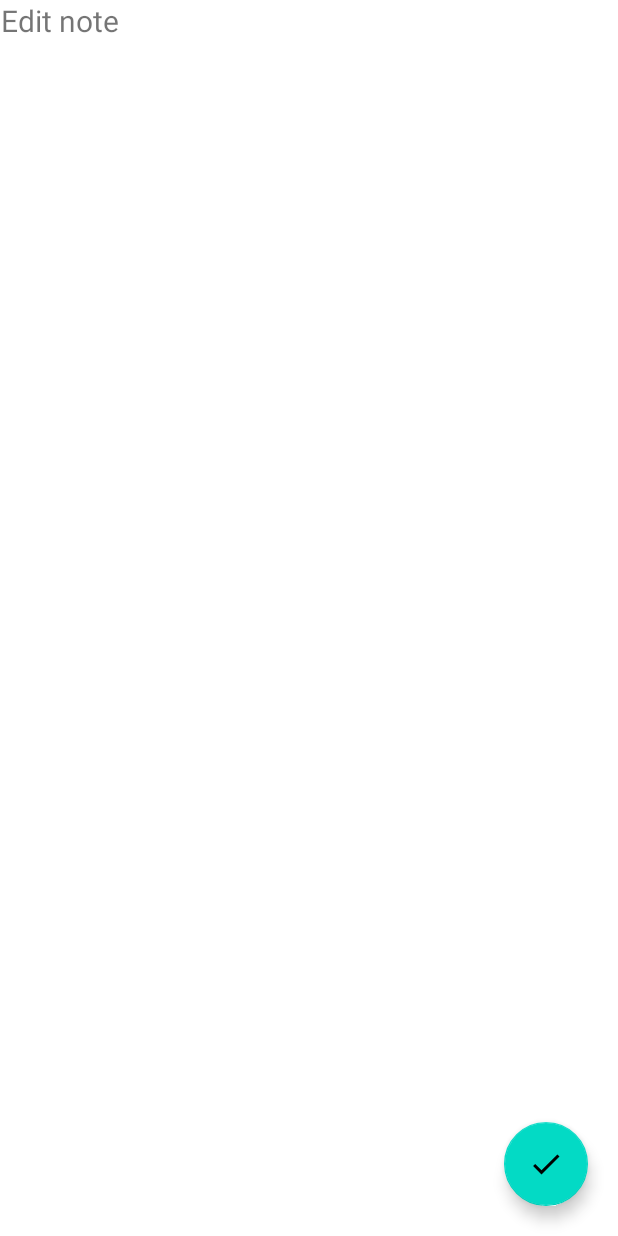
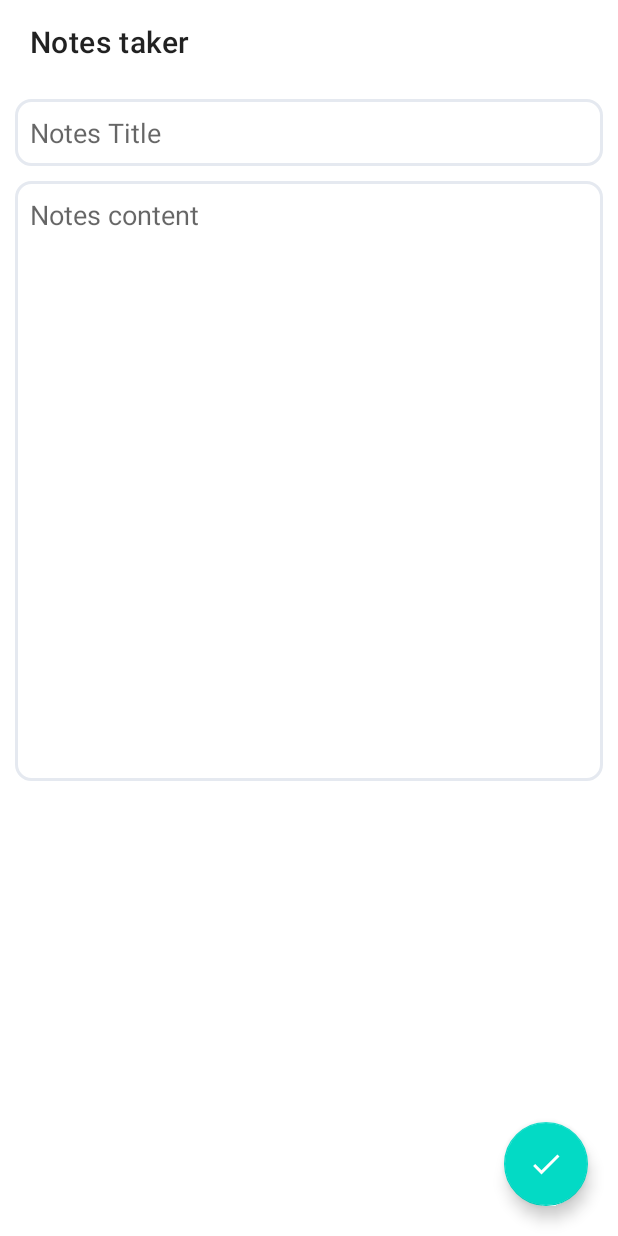
Before and after one commit to Dalakoti07/Noeto, an Android app: the HomeFragment screen opened through its navigation route, after a tap on an icon or button, on a phone screen of 412 x 824 dp. Run offline under Robolectric (Android 15) with nearby library versions, the light colour scheme and no system bars.

Commit message:
added room database with create and fetch notes

```diff
--- a/app/build.gradle
+++ b/app/build.gradle
@@ -45,4 +45,10 @@ dependencies {
     // Java language implementation
     implementation "androidx.navigation:navigation-fragment:$nav_version"
     implementation "androidx.navigation:navigation-ui:$nav_version"
+
+    def room_version = "2.2.6"
+    // room database
+    implementation "androidx.room:room-runtime:$room_version"
+    annotationProcessor "androidx.room:room-compiler:$room_version"
+
 }
--- a/app/src/main/AndroidManifest.xml
+++ b/app/src/main/AndroidManifest.xml
@@ -3,6 +3,7 @@
     package="com.dalakoti07.android.notestaking">
 
     <application
+        android:name=".NotesApp"
         android:allowBackup="true"
         android:icon="@mipmap/ic_launcher"
         android:label="@string/app_name"
--- a/app/src/main/java/com/dalakoti07/android/notestaking/room/NotesDao.java
+++ b/app/src/main/java/com/dalakoti07/android/notestaking/room/NotesDao.java
@@ -1,4 +1,33 @@
 package com.dalakoti07.android.notestaking.room;
 
-public class NotesDao {
+import android.provider.ContactsContract;
+
+import androidx.lifecycle.LiveData;
+import androidx.room.Dao;
+import androidx.room.Delete;
+import androidx.room.Insert;
+import androidx.room.Query;
+import androidx.room.Update;
+
+import com.dalakoti07.android.notestaking.room.models.NoteModel;
+
+import java.util.List;
+
+@Dao
+public interface NotesDao {
+
+    @Insert
+    void insertNote(NoteModel note);
+
+    @Update
+    void updateNote(NoteModel note);
+
+    @Delete
+    void deleteNote(NoteModel note);
+
+    @Query("SELECT * from notes")
+    LiveData<List<NoteModel>> fetchAllNotes();
+
+    @Query("SELECT * from notes where archived")
+    LiveData<List<NoteModel>> fetchArchivedNotes();
 }
--- /dev/null
+++ b/app/src/main/java/com/dalakoti07/android/notestaking/ui/adapters/NoteAdapter.java
@@ -0,0 +1,60 @@
+package com.dalakoti07.android.notestaking.ui.adapters;
+
+import android.content.Context;
+import android.view.LayoutInflater;
+import android.view.View;
+import android.view.ViewGroup;
+
+import androidx.annotation.NonNull;
+import androidx.recyclerview.widget.RecyclerView;
+
+import com.dalakoti07.android.notestaking.R;
+import com.dalakoti07.android.notestaking.databinding.RvItemNoteBinding;
+import com.dalakoti07.android.notestaking.room.models.NoteModel;
+
+import java.util.ArrayList;
+
+public class NoteAdapter extends RecyclerView.Adapter<NoteAdapter.NotesHolder> {
+    private ArrayList<NoteModel> allNotes= new ArrayList<>();
+    private Context context;
+
+    public NoteAdapter(Context context){
+        this.context=context;
+    }
+
+    public void addData(ArrayList<NoteModel> arrayList){
+        this.allNotes.addAll(arrayList);
+        notifyDataSetChanged();
+    }
+
+    @NonNull
+    @Override
+    public NotesHolder onCreateViewHolder(@NonNull ViewGroup parent, int viewType) {
+        return new NotesHolder(LayoutInflater.from(context).inflate(R.layout.rv_item_note,parent,false));
+    }
+
+    @Override
+    public void onBindViewHolder(@NonNull NotesHolder holder, int position) {
+        holder.binData(allNotes.get(position));
+    }
+
+    @Override
+    public int getItemCount() {
+        return allNotes.size();
+    }
+
+    public class NotesHolder extends RecyclerView.ViewHolder {
+        RvItemNoteBinding binding;
+
+        public NotesHolder(@NonNull View itemView) {
+            super(itemView);
+            binding=RvItemNoteBinding.bind(itemView);
+        }
+
+        public void binData(NoteModel note){
+            binding.tvTitle.setText(note.noteTitle);
+            binding.tvNote.setText(note.notesDescription);
+            binding.tvModified.setText(note.updatedOn);
+        }
+    }
+}
--- a/app/src/main/java/com/dalakoti07/android/notestaking/ui/fragments/EditNoteFragment.java
+++ b/app/src/main/java/com/dalakoti07/android/notestaking/ui/fragments/EditNoteFragment.java
@@ -8,11 +8,27 @@ import android.view.ViewGroup;
 import androidx.annotation.NonNull;
 import androidx.annotation.Nullable;
 import androidx.fragment.app.Fragment;
+import androidx.navigation.NavController;
+import androidx.navigation.fragment.NavHostFragment;
 
+import com.dalakoti07.android.notestaking.NotesApp;
 import com.dalakoti07.android.notestaking.databinding.FragmentEditNoteBinding;
+import com.dalakoti07.android.notestaking.room.NotesDao;
+import com.dalakoti07.android.notestaking.room.NotesDatabase;
+import com.dalakoti07.android.notestaking.room.models.NoteModel;
+import com.dalakoti07.android.notestaking.ui.adapters.NoteAdapter;
 
+import java.text.DateFormat;
+import java.text.SimpleDateFormat;
+import java.util.Calendar;
+import java.util.Date;
+
+//act as a fragment which can create a new note or edit an existing note
 public class EditNoteFragment extends Fragment {
     private FragmentEditNoteBinding binding;
+    private NotesDatabase notesDatabase;
+    private NotesDao notesDao;
+    private NavController navController;
 
     @Nullable
     @Override
@@ -22,6 +38,28 @@ public class EditNoteFragment extends Fragment {
     }
 
     @Override
+    public void onActivityCreated(@Nullable Bundle savedInstanceState) {
+        super.onActivityCreated(savedInstanceState);
+        navController= NavHostFragment.findNavController(this);
+        notesDatabase= NotesApp.getNotesDatabase();
+        notesDao=notesDatabase.notesDao();
+        binding.btnDone.setOnClickListener(view -> {
+            NotesDatabase.databaseWriteExecutor.execute(() -> {
+                notesDao.insertNote(new NoteModel(binding.etTitle.getText().toString(),
+                        binding.etDescription.getText().toString(),
+                        getTheDateAndTime()));
+            });
+            navController.navigateUp();
+        });
+    }
+
+    private String getTheDateAndTime() {
+        Date date = Calendar.getInstance().getTime();
+        DateFormat dateFormat = new SimpleDateFormat("dd MMMM yyyy, hh:mm a");
+        return dateFormat.format(date);
+    }
+
+    @Override
     public void onDestroy() {
         super.onDestroy();
         binding=null;
--- a/app/src/main/java/com/dalakoti07/android/notestaking/ui/fragments/HomeFragment.java
+++ b/app/src/main/java/com/dalakoti07/android/notestaking/ui/fragments/HomeFragment.java
@@ -1,6 +1,7 @@
 package com.dalakoti07.android.notestaking.ui.fragments;
 
 import android.os.Bundle;
+import android.util.Log;
 import android.view.LayoutInflater;
 import android.view.View;
 import android.view.ViewGroup;
@@ -8,16 +9,30 @@ import android.view.ViewGroup;
 import androidx.annotation.NonNull;
 import androidx.annotation.Nullable;
 import androidx.fragment.app.Fragment;
+import androidx.lifecycle.Observer;
 import androidx.navigation.NavController;
 import androidx.navigation.NavHostController;
 import androidx.navigation.fragment.NavHostFragment;
 
+import com.dalakoti07.android.notestaking.NotesApp;
 import com.dalakoti07.android.notestaking.R;
 import com.dalakoti07.android.notestaking.databinding.FragmentHomeBinding;
+import com.dalakoti07.android.notestaking.room.NotesDao;
+import com.dalakoti07.android.notestaking.room.NotesDatabase;
+import com.dalakoti07.android.notestaking.room.models.NoteModel;
+import com.dalakoti07.android.notestaking.ui.adapters.NoteAdapter;
+
+import java.util.ArrayList;
+import java.util.List;
 
 public class HomeFragment extends Fragment {
+    private static final String TAG = "HomeFragment";
+
     private FragmentHomeBinding binding;
     private NavController navController;
+    private NoteAdapter noteAdapter;
+    private NotesDatabase notesDatabase;
+    private NotesDao notesDao;
 
     @Nullable
     @Override
@@ -29,6 +44,19 @@ public class HomeFragment extends Fragment {
     @Override
     public void onViewCreated(@NonNull View view, @Nullable Bundle savedInstanceState) {
         super.onViewCreated(view, savedInstanceState);
+        notesDatabase= NotesApp.getNotesDatabase();
+        notesDao=notesDatabase.notesDao();
+
+        notesDao.fetchAllNotes().observe(getViewLifecycleOwner(), new Observer<List<NoteModel>>() {
+            @Override
+            public void onChanged(List<NoteModel> noteModels) {
+                Log.d(TAG, "live data onChanged: "+noteModels.size());
+                noteAdapter.addData((ArrayList<NoteModel>) noteModels);
+            }
+        });
+
+        noteAdapter=new NoteAdapter(getContext());
+        binding.rvNotes.setAdapter(noteAdapter);
         navController= NavHostFragment.findNavController(this);
         binding.btnAdd.setOnClickListener(btn->{
             navController.navigate(R.id.action_homeFragment_to_editNoteFragment);
--- /dev/null
+++ b/app/src/main/res/drawable/et_rect_border.xml
@@ -0,0 +1,14 @@
+<?xml version="1.0" encoding="utf-8"?>
+<shape xmlns:android="http://schemas.android.com/apk/res/android"
+    android:shape="rectangle" android:padding="10dp">
+    <solid android:color="@color/white"/> <!-- this one is ths color of the Rounded Button -->
+    <stroke
+        android:color="@color/light_grey"
+        android:width="2dp"
+        />
+    <corners
+        android:bottomRightRadius="10dp"
+        android:bottomLeftRadius="10dp"
+        android:topLeftRadius="10dp"
+        android:topRightRadius="10dp"/>
+</shape>
--- a/app/src/main/res/layout/activity_main.xml
+++ b/app/src/main/res/layout/activity_main.xml
@@ -6,6 +6,7 @@
     android:layout_width="match_parent"
     android:layout_height="match_parent"
     tools:context=".ui.MainActivity">
+
 
     <androidx.fragment.app.FragmentContainerView
         android:id="@+id/nav_host_fragment"
--- a/app/src/main/res/layout/fragment_edit_note.xml
+++ b/app/src/main/res/layout/fragment_edit_note.xml
@@ -4,15 +4,48 @@
     android:layout_height="match_parent"
     xmlns:app="http://schemas.android.com/apk/res-auto">
 
-    <TextView
-        android:textSize="@dimen/large_text_size"
-        android:gravity="center"
-        android:text="Edit note"
-        android:layout_width="wrap_content"
+    <androidx.appcompat.widget.Toolbar
+        android:id="@+id/toolbar"
+        android:elevation="10dp"
+        app:layout_constraintLeft_toLeftOf="parent"
+        app:layout_constraintTop_toTopOf="parent"
+        app:title="Notes taker"
+        app:titleMarginStart="@dimen/large_margin"
+        android:layout_width="match_parent"
+        app:contentInsetStart="0dp"
+        android:layout_height="?actionBarSize"/>
+
+    <EditText
+        android:hint="Notes Title"
+        android:padding="@dimen/small_margin"
+        android:layout_marginEnd="@dimen/small_margin"
+        android:layout_marginStart="@dimen/small_margin"
+        app:layout_constraintTop_toBottomOf="@id/toolbar"
+        android:layout_marginTop="@dimen/small_margin"
+        android:background="@drawable/et_rect_border"
+        android:id="@+id/et_title"
+        android:layout_width="match_parent"
+        android:layout_height="wrap_content"/>
+
+    <EditText
+        android:id="@+id/et_description"
+        android:padding="@dimen/small_margin"
+        android:hint="Notes content"
+        android:gravity="top"
+        android:layout_marginEnd="@dimen/small_margin"
+        android:layout_marginStart="@dimen/small_margin"
+        android:layout_marginTop="@dimen/small_margin"
+        android:background="@drawable/et_rect_border"
+        android:minHeight="400dp"
+        app:layout_constraintRight_toRightOf="parent"
+        app:layout_constraintLeft_toLeftOf="parent"
+        app:layout_constraintTop_toBottomOf="@id/et_title"
+        android:layout_width="match_parent"
         android:layout_height="wrap_content"/>
 
     <com.google.android.material.floatingactionbutton.FloatingActionButton
         android:src="@drawable/ic_done"
+        app:tint="@color/white"
         app:layout_constraintBottom_toBottomOf="parent"
         app:layout_constraintRight_toRightOf="parent"
         android:id="@+id/btn_done"
--- a/app/src/main/res/navigation/main_nav_graph.xml
+++ b/app/src/main/res/navigation/main_nav_graph.xml
@@ -46,9 +46,5 @@
         tools:layout="@layout/fragment_edit_note"
         android:id="@+id/editNoteFragment"
         android:name="com.dalakoti07.android.notestaking.ui.fragments.EditNoteFragment"
-        android:label="EditNoteFragment" >
-        <action
-            android:id="@+id/action_editNoteFragment_to_homeFragment"
-            app:destination="@id/homeFragment" />
-    </fragment>
+        android:label="EditNoteFragment" />
 </navigation>
--- a/app/src/main/res/values/colors.xml
+++ b/app/src/main/res/values/colors.xml
@@ -7,4 +7,7 @@
     <color name="teal_700">#FF018786</color>
     <color name="black">#FF000000</color>
     <color name="white">#FFFFFFFF</color>
+
+    <color name="light_grey">#e5e9f0</color>
+
 </resources>
```
Also changed, not shown: app/src/main/java/com/dalakoti07/android/notestaking/NotesApp.java (added, +26 -0 lines), app/src/main/java/com/dalakoti07/android/notestaking/room/NotesDatabase.java (added, +37 -0 lines), app/src/main/java/com/dalakoti07/android/notestaking/room/models/NoteModel.java (+62 -0 lines), app/src/main/res/layout/fragment_home.xml (+25 -7 lines), app/src/main/res/layout/rv_item_note.xml (added, +42 -0 lines).
